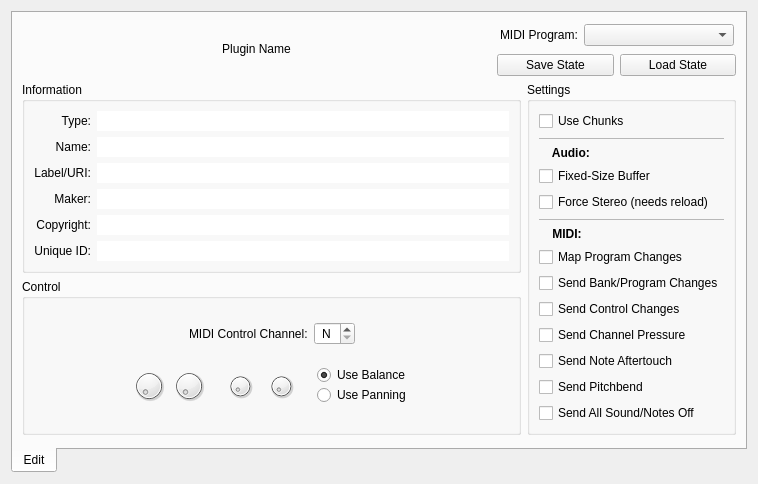
This is resources/ui/carla_edit.ui in falkTX/Carla as Qt 5 draws it before an edit. The edited form follows.
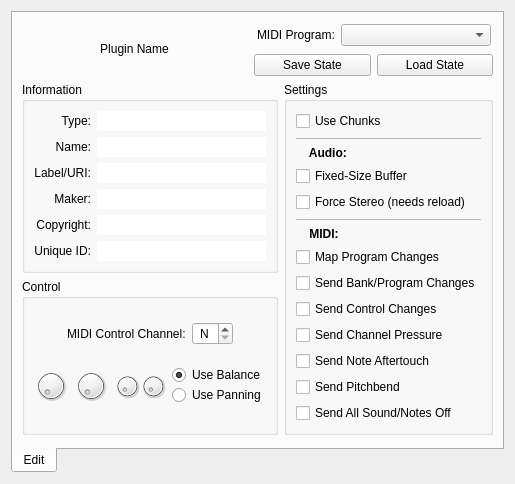
This is the edited form. Icons and pictures are not drawn. Custom widgets are drawn as their Qt base class.

Commit message: Forgot this..

```diff
--- a/resources/ui/carla_edit.ui
+++ b/resources/ui/carla_edit.ui
@@ -6,8 +6,8 @@
    <rect>
     <x>0</x>
     <y>0</y>
-    <width>758</width>
-    <height>435</height>
+    <width>505</width>
+    <height>436</height>
    </rect>
   </property>
   <property name="windowTitle">
```
